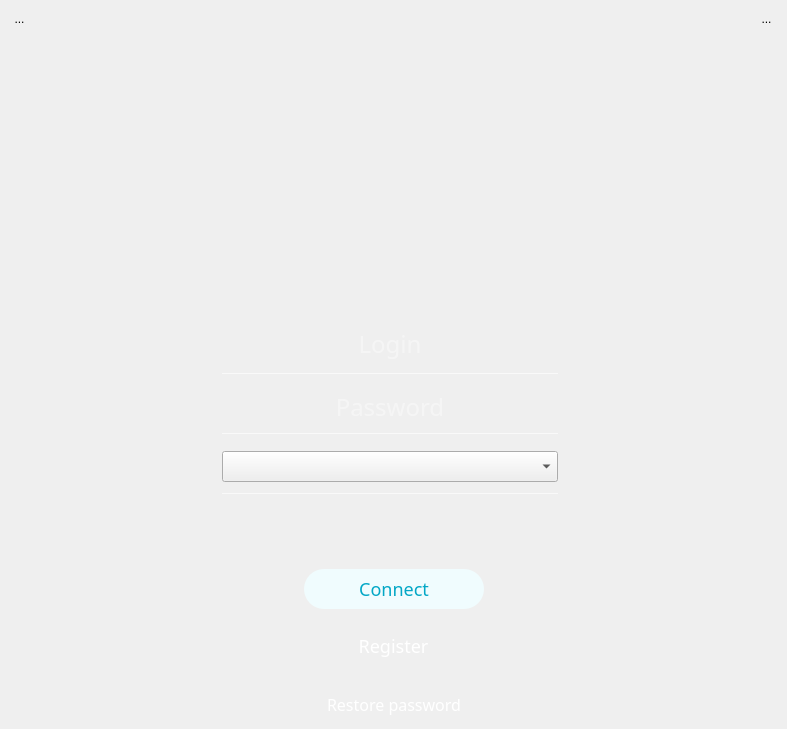
Old version of the form DapVpnGui/ui/login_mobile_hor_small.ui in the repository bsn5/1.
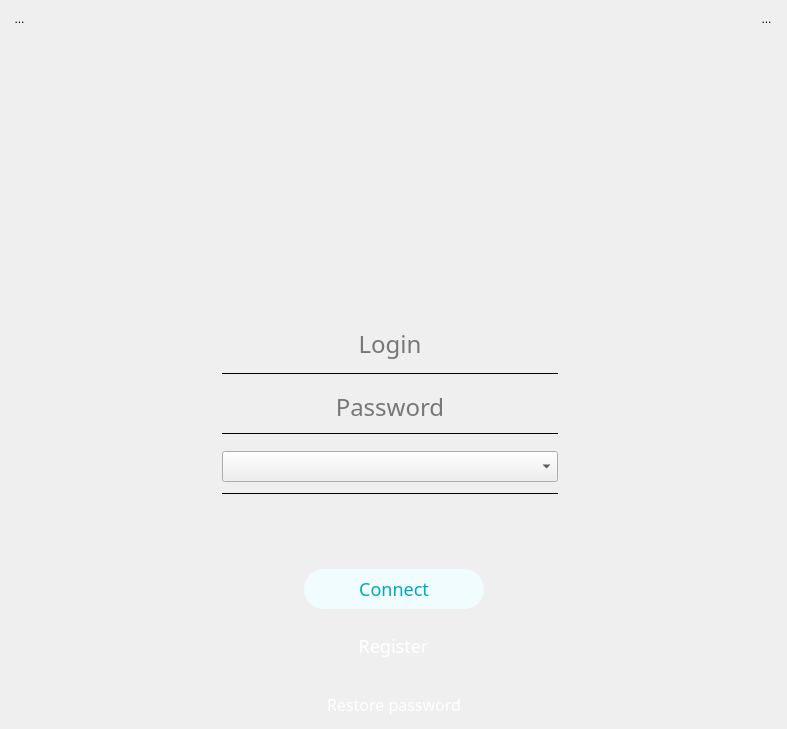
New version of the form. Icons and pictures are not drawn.

Commit message: Add Kelvin Brand design to mobile GUI and desktop GUI fixes

Diff of the .ui file:
```diff
--- a/DapVpnGui/ui/login_mobile_hor_small.ui
+++ b/DapVpnGui/ui/login_mobile_hor_small.ui
@@ -410,7 +410,7 @@
               <string notr="true">background:	rgb(0,0,0,0);
 border: none;
 font: 24px Regular;
-color: rgba(255,255,255, 0.8);
+
 </string>
              </property>
              <property name="text">
@@ -448,7 +448,7 @@
               </size>
              </property>
              <property name="styleSheet">
-              <string notr="true">color: rgba(255, 255, 255, 0.65);</string>
+              <string notr="true"/>
              </property>
              <property name="frameShadow">
               <enum>QFrame::Plain</enum>
@@ -528,7 +528,7 @@
               <string notr="true">background:	rgb(0,0,0,0);
 border: none;
 font: 24px Regular;
-color: rgba(255,255,255, 0.8);
+
 </string>
              </property>
              <property name="text">
@@ -563,7 +563,7 @@
               </size>
              </property>
              <property name="styleSheet">
-              <string notr="true">color: rgba(255, 255, 255, 0.65);</string>
+              <string notr="true"/>
              </property>
              <property name="frameShadow">
               <enum>QFrame::Plain</enum>
@@ -735,7 +735,7 @@
               </size>
              </property>
              <property name="styleSheet">
-              <string notr="true">color: rgba(255, 255, 255, 0.65);</string>
+              <string notr="true"/>
              </property>
              <property name="frameShadow">
               <enum>QFrame::Plain</enum>
```
Left out of the diff: 8 changed lines with no effect on the pictures. The commit also changes 33 other files.
